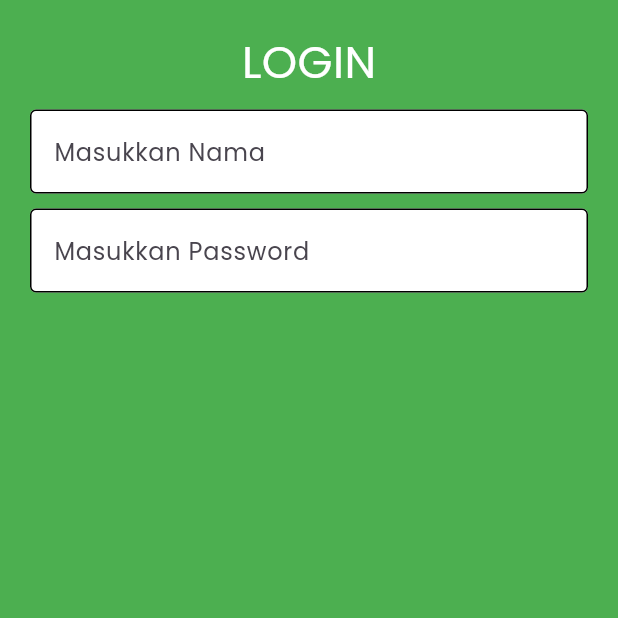
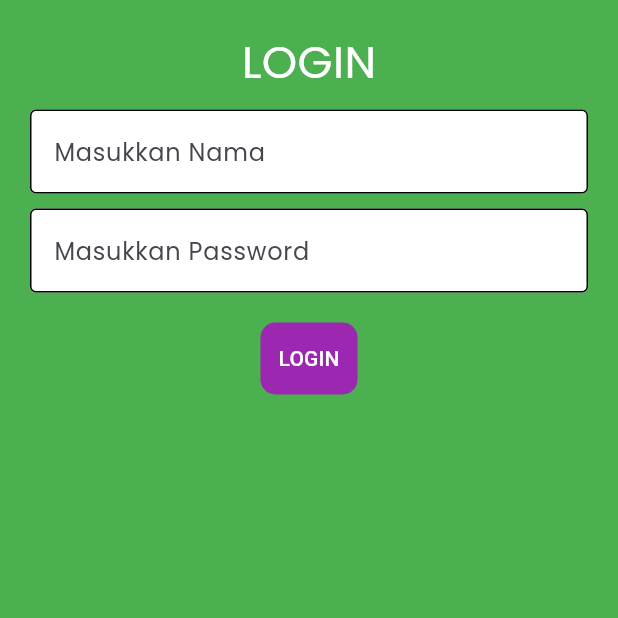
Before and after one commit to PACE1000/MPM_Final_Fix, a Flutter app: the screen it shows after launch, on a phone screen of 412 x 824 dp, the top half of it. Run offline on Flutter 3.47's test engine with Material 2 defaults, Android fonts, the phone set to English and light mode, and no system bars.

Commit message:
second commit

```diff
--- a/challenge/lib/Screen/LoginScreen.dart
+++ b/challenge/lib/Screen/LoginScreen.dart
@@ -1,3 +1,4 @@
+import 'package:challenge/Screen/HomeScreen.dart';
 import 'package:flutter/material.dart';
 import 'package:flutter/services.dart';
 
@@ -43,8 +44,9 @@ class _LoginScreen extends State<LoginScreen>{
                       borderSide: BorderSide(
                         color: Colors.black),),
                         filled: true,
-                        fillColor: Colors.white
+                        fillColor: Colors.white,
                           ),
+
             ),
           ),
 
@@ -57,8 +59,33 @@ class _LoginScreen extends State<LoginScreen>{
               enabledBorder: OutlineInputBorder(borderSide: BorderSide(color: Colors.black)),
               fillColor: Colors.white,
               filled: true ),
+              obscureText: true,
             ),
           ),
+
+          //Button Pindah Home
+          Container(
+  margin: EdgeInsets.all(20),
+
+  decoration: BoxDecoration(borderRadius: BorderRadius.circular(10),color: Colors.purple),
+  child: TextButton(
+    onPressed: () {
+      Navigator.push(context, MaterialPageRoute(
+        builder: (context) {
+          return HomeScreen(username: username.text);
+        },
+      ));
+    },
+    child: Text(
+      "LOGIN",
+      style: TextStyle(color: Colors.white),
+    ),
+    style: TextButton.styleFrom(
+      shape: RoundedRectangleBorder(borderRadius: BorderRadius.circular(10))
+    )
+  ),
+)
+
         ],
       ),
     );
```
Also changed, not shown: challenge/lib/Screen/HomeScreen.dart (added, +24 -0 lines).
